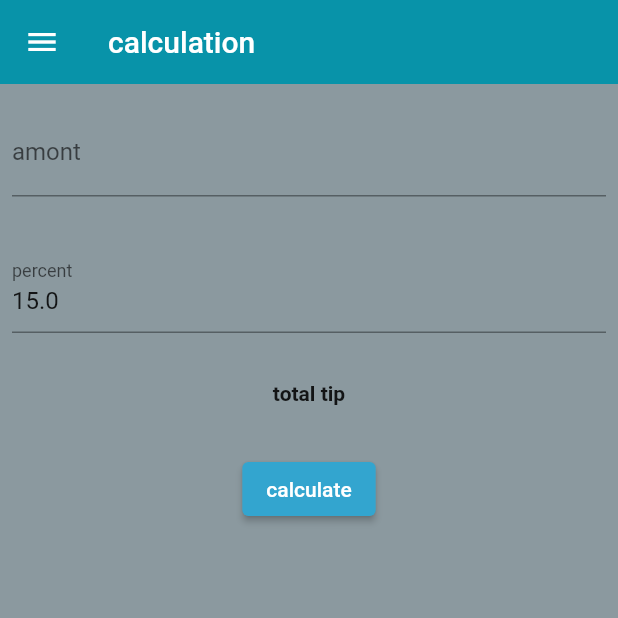
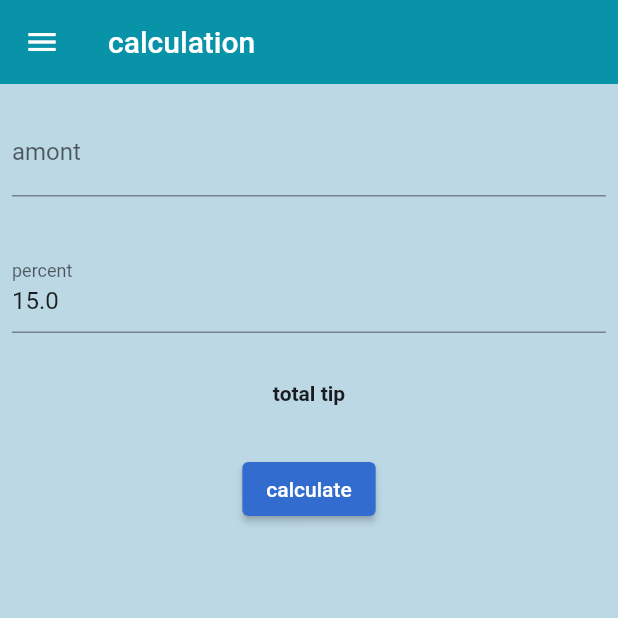
Before and after one commit to Kermayde/my_application_flutter, a Flutter app: the screen it shows after launch, on a phone screen of 412 x 824 dp, the top half of it. Run offline on Flutter 3.47's test engine with Material 2 defaults, Android fonts, the phone set to English and light mode, and no system bars; our stand-ins replace shared_preferences.

Commit message:
colors commit
change oof some colors elements

```diff
--- a/my_application_project/lib/home_screen.dart
+++ b/my_application_project/lib/home_screen.dart
@@ -38,7 +38,7 @@ class _HomescreenState extends State<Homescreen>{
     });
 
     return Scaffold(
-      backgroundColor: Color.fromARGB(255, 139, 153, 159),
+      backgroundColor: Color.fromARGB(255, 188, 216, 229),
       appBar: AppBar(title: const Text("calculation"), elevation: 0, backgroundColor:  Color.fromARGB(255, 8, 147, 169)),
 
       drawer: Drawer(
@@ -47,7 +47,7 @@ class _HomescreenState extends State<Homescreen>{
             children: <Widget>[
               const DrawerHeader(
                 decoration: BoxDecoration(
-                  color: Colors.blue,
+                  color: Color.fromARGB(255, 243, 33, 121),
                 ),
                 child: Text(
                   'My app',             //´´´´
@@ -85,7 +85,7 @@ class _HomescreenState extends State<Homescreen>{
             controller: textcont1,
             decoration: InputDecoration(
               labelText: 'amont',
-              focusedBorder: UnderlineInputBorder(borderSide: BorderSide(color: Color.fromARGB(255, 79, 212, 233))),
+              focusedBorder: UnderlineInputBorder(borderSide: BorderSide(color: Color.fromARGB(255, 185, 199, 66))),
           ),
           keyboardType: TextInputType.number,
         ),
@@ -116,7 +116,7 @@ class _HomescreenState extends State<Homescreen>{
           Center(
             child:
           ElevatedButton(
-            style: ButtonStyle(backgroundColor: MaterialStateProperty.all<Color>(Color.fromARGB(255, 51, 165, 207))),
+            style: ButtonStyle(backgroundColor: MaterialStateProperty.all<Color>(Color.fromARGB(255, 51, 108, 207))),
             onPressed: () {
               restip = (double.parse(textcont1.text) * double.parse(textcont2.text)) / 100;
               setDefaultValues(double.parse(textcont2.text));
--- a/my_application_project/lib/second_screen.dart
+++ b/my_application_project/lib/second_screen.dart
@@ -19,7 +19,7 @@ class _secondscr extends  State<StatefulWidget>{
   @override
   Widget build(BuildContext context) {
     return Scaffold(
-      backgroundColor: Color.fromARGB(255, 139, 153, 159),
+      backgroundColor: Color.fromARGB(255, 173, 202, 214),
       appBar: AppBar(title: const Text("calculation"), elevation: 0, backgroundColor:  Color.fromARGB(255, 8, 147, 169)),
 
       body: Column(
@@ -42,7 +42,7 @@ class _secondscr extends  State<StatefulWidget>{
           Center(
             child:
           ElevatedButton(
-            style: ButtonStyle(backgroundColor: MaterialStateProperty.all<Color>(Color.fromARGB(255, 51, 165, 207))),
+            style: ButtonStyle(backgroundColor: MaterialStateProperty.all<Color>(Color.fromARGB(255, 51, 113, 207))),
             onPressed: () {
               restipsec = double.parse(textcontsec.text);
               final route = MaterialPageRoute(builder: (context) =>  Homescreen(restipsec));
```
